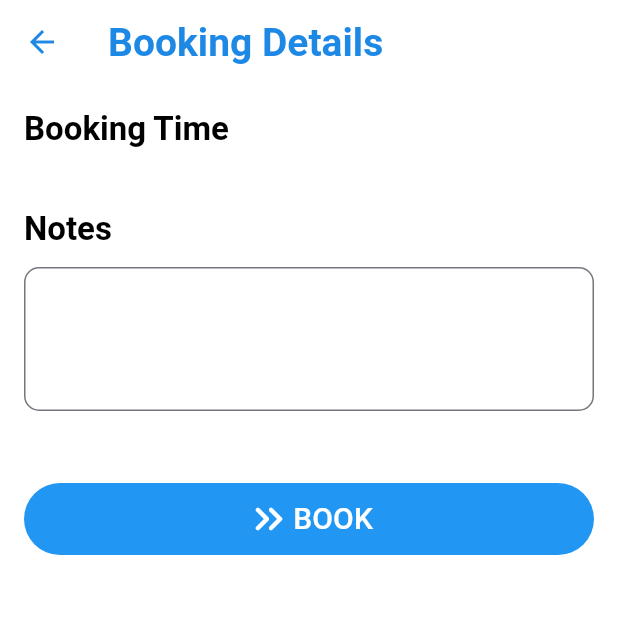
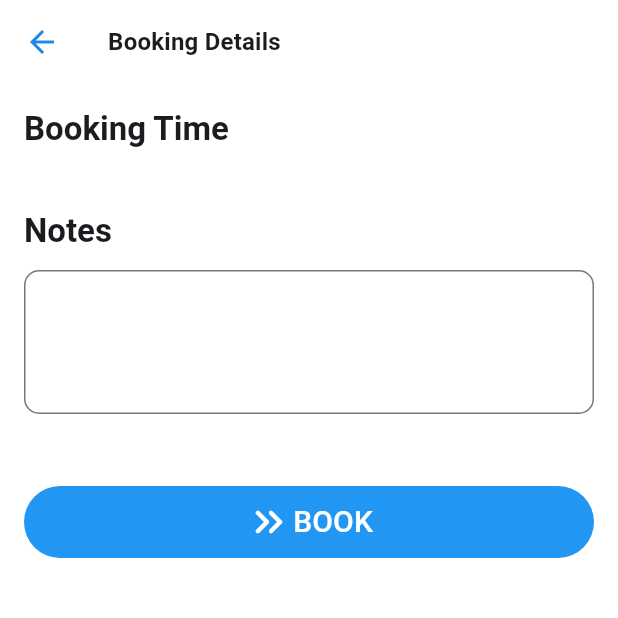
Before and after one commit to trongdaidu0903/advanced_moblie_project, a Flutter app: the BookingDetailView screen opened directly with empty values, on a phone screen of 412 x 824 dp, the top half of it. Run offline on Flutter 3.47's test engine with Material 2 defaults, Android fonts, the phone set to English and light mode, and no system bars; our stand-ins replace cached_network_image, chewie, google_sign_in, jwt_decoder, shared_preferences, video_player; missing offline and left inert: flutter_facebook_auth, syncfusion_flutter_pdfviewer; accounts and stored records are empty; network calls fail.

Commit message:
Update Bookings Screen (add and fix bugs)

```diff
--- a/myapp_lettutors/lib/dummy/dummy_data.dart
+++ b/myapp_lettutors/lib/dummy/dummy_data.dart
@@ -1,5 +1,3 @@
-import 'package:myapp_lettutors/dummy/course.dart';
-import 'package:myapp_lettutors/dummy/ebook.dart';
 import 'package:myapp_lettutors/dummy/review.dart';
 import 'package:myapp_lettutors/dummy/teacher.dart';
 
--- a/myapp_lettutors/lib/providers/app_provider.dart
+++ b/myapp_lettutors/lib/providers/app_provider.dart
@@ -1,5 +1,4 @@
 import 'package:flutter/cupertino.dart';
-import 'package:myapp_lettutors/models/languages/lang_en.dart';
 import 'package:myapp_lettutors/models/languages/lang_vi.dart';
 import 'package:myapp_lettutors/models/languages/language.dart';
 
--- a/myapp_lettutors/lib/screens/booking/views/booking_detail_view.dart
+++ b/myapp_lettutors/lib/screens/booking/views/booking_detail_view.dart
@@ -56,7 +56,10 @@ class _BookingDetailViewState extends State<BookingDetailView> {
         ),
         title: Text(
           'Booking Details',
-          style: Theme.of(context).textTheme.headline2,
+          style: Theme.of(context)
+              .textTheme
+              .titleMedium!
+              .copyWith(fontWeight: FontWeight.bold),
         ),
       ),
       body: SingleChildScrollView(
@@ -64,7 +67,11 @@ class _BookingDetailViewState extends State<BookingDetailView> {
         child: Column(
           crossAxisAlignment: CrossAxisAlignment.start,
           children: [
-            Text('Booking Time', style: Theme.of(context).textTheme.headline3),
+            Text('Booking Time',
+                style: Theme.of(context)
+                    .textTheme
+                    .titleLarge!
+                    .copyWith(fontWeight: FontWeight.bold)),
             const SizedBox(height: 8),
             // Center(
             //   child: Text(
@@ -79,7 +86,7 @@ class _BookingDetailViewState extends State<BookingDetailView> {
             //     Expanded(
             //       child: Text(
             //         'Balance',
-            //         style: Theme.of(context).textTheme.headline3,
+            //         style: Theme.of(context).textTheme.titleLarge!.copyWith(fontWeight: FontWeight.bold),
             //       ),
             //     ),
             //     const Text(
@@ -94,7 +101,7 @@ class _BookingDetailViewState extends State<BookingDetailView> {
             //     Expanded(
             //       child: Text(
             //         'Price',
-            //         style: Theme.of(context).textTheme.headline3,
+            //         style: Theme.of(context).textTheme.titleLarge!.copyWith(fontWeight: FontWeight.bold),
             //       ),
             //     ),
             //     const Text(
@@ -104,7 +111,11 @@ class _BookingDetailViewState extends State<BookingDetailView> {
             //   ],
             // ),
             const SizedBox(height: 16),
-            Text('Notes', style: Theme.of(context).textTheme.headline3),
+            Text('Notes',
+                style: Theme.of(context)
+                    .textTheme
+                    .titleLarge!
+                    .copyWith(fontWeight: FontWeight.bold)),
             const SizedBox(height: 12),
             TextField(
               minLines: 3,
--- a/myapp_lettutors/lib/screens/booking/views/booking_hour_view.dart
+++ b/myapp_lettutors/lib/screens/booking/views/booking_hour_view.dart
@@ -1,6 +1,5 @@
 import 'package:flutter/material.dart';
 import 'package:intl/intl.dart';
-import 'package:myapp_lettutors/constants/routes.dart';
 import 'package:myapp_lettutors/screens/booking/widgets/booking_dialog.dart';
 import 'package:myapp_lettutors/models/schedule/schedule.dart';
 
@@ -42,7 +41,10 @@ class BookingHourView extends StatelessWidget {
         ),
         title: Text(
           'Choose learning time',
-          style: Theme.of(context).textTheme.headline2,
+          style: Theme.of(context)
+              .textTheme
+              .titleMedium!
+              .copyWith(fontWeight: FontWeight.bold),
         ),
       ),
       body: Column(
```
Also changed, not shown: myapp_lettutors/lib/screens/booking/widgets/booking_dialog.dart (+8 -2 lines).
